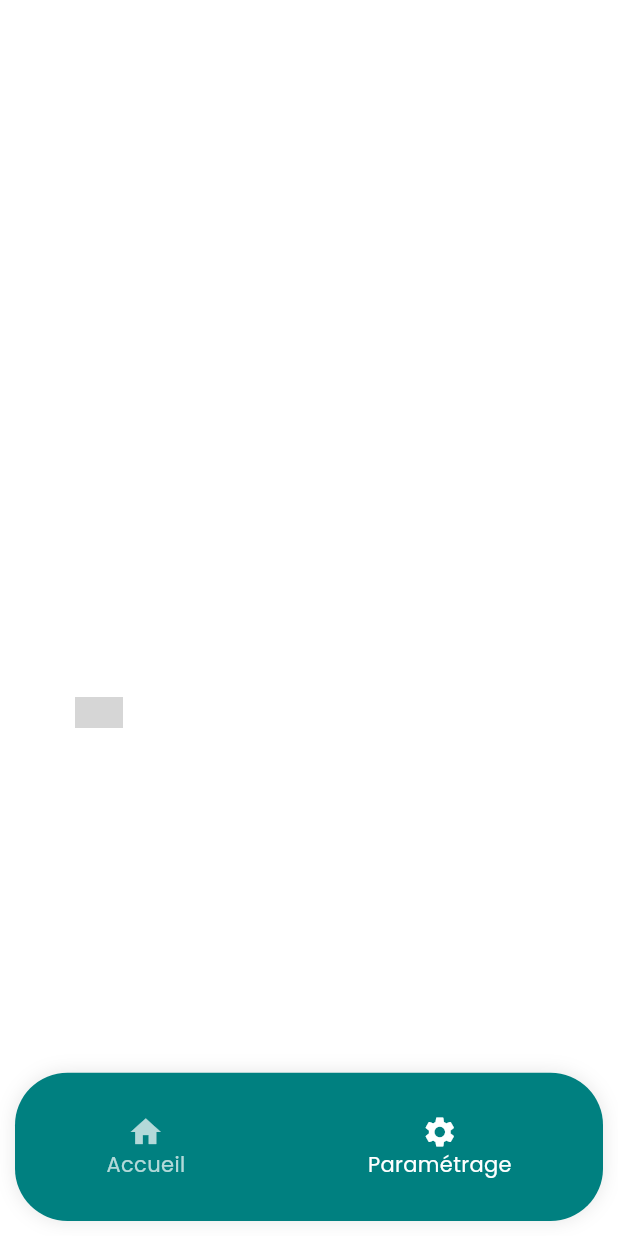
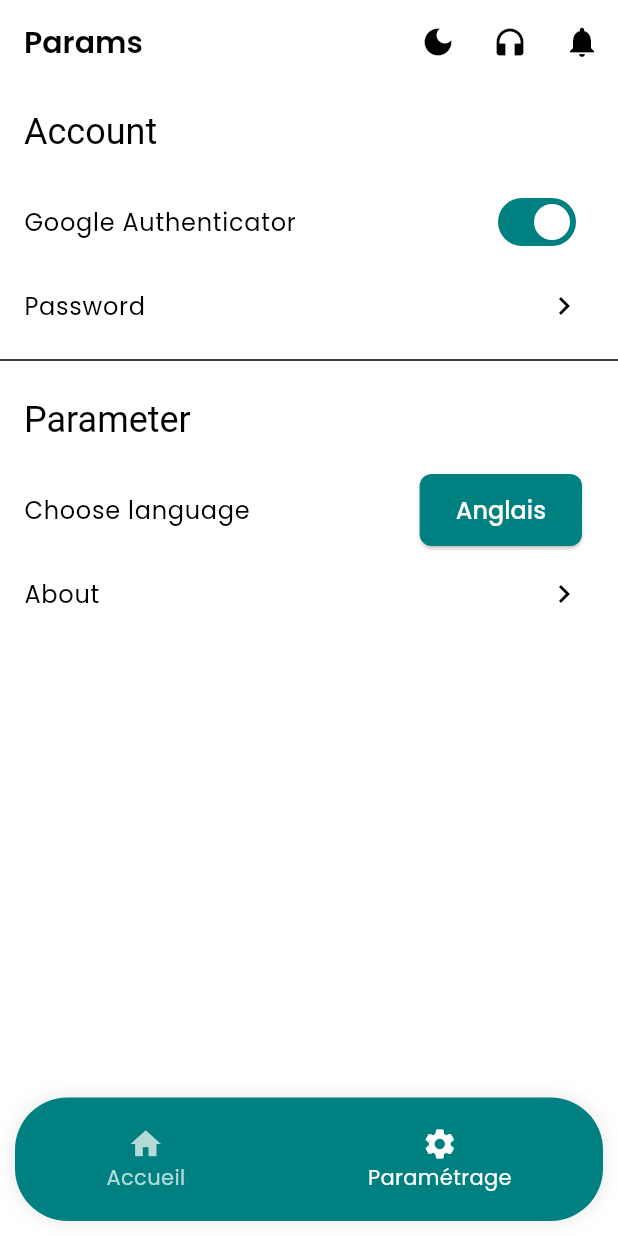
Before and after one commit to Andtit4/transfert, a Flutter app: the MainScreen screen opened directly, after a tap on "Paramétrage", on a phone screen of 412 x 824 dp. Run offline on Flutter 3.47's test engine with Material 3 defaults, Android fonts, the phone set to English and light mode, and no system bars; drawn by our look-alikes of intl_phone_number_input; our stand-ins replace cached_network_image, flutter_bloc, google_fonts, shared_preferences; accounts and stored records are empty; network calls fail; grey boxes are pictures that could not be loaded.

Commit message:
Update shared_preferences dependency and modify main screen layout
- Added `shared_preferences` dependency in `pubspec.yaml` for persistent storage functionality.
- Updated `pubspec.lock` to include multiple versions of `shared_preferences` and its platform-specific implementations.
- Modified `MainScreen` to include `SettingsPage` in the navigation.
- Adjusted the height of the `CustomBottomNavBar` for improved layout.

These changes enhance the app's functionality and user interface.

```diff
--- /dev/null
+++ b/lib/domain/entities/settings.dart
@@ -0,0 +1,9 @@
+class Settings {
+  final bool isGoogleAuthEnabled;
+  final String language;
+
+  Settings({
+    required this.isGoogleAuthEnabled,
+    required this.language,
+  });
+}
--- /dev/null
+++ b/lib/domain/repositories/settings_repository_impl.dart
@@ -0,0 +1,33 @@
+import 'package:shared_preferences/shared_preferences.dart';
+import 'package:transfert/domain/entities/settings.dart';
+import 'package:transfert/domain/repositories/settings_repository.dart';
+
+class SettingsRepositoryImpl implements SettingsRepository {
+  final SharedPreferences _prefs;
+
+  SettingsRepositoryImpl(this._prefs);
+
+  @override
+  Future<Settings> getSettings() async {
+    return Settings(
+      isGoogleAuthEnabled: _prefs.getBool('google_auth_enabled') ?? false,
+      language: _prefs.getString('language') ?? 'fr',
+    );
+  }
+
+  @override
+  Future<void> toggleGoogleAuth(bool enabled) async {
+    await _prefs.setBool('google_auth_enabled', enabled);
+  }
+
+  @override
+  Future<void> changeLanguage(String language) async {
+    await _prefs.setString('language', language);
+  }
+
+  @override
+  Future<void> updateSettings(Settings settings) async {
+    await _prefs.setBool('google_auth_enabled', settings.isGoogleAuthEnabled);
+    await _prefs.setString('language', settings.language);
+  }
+}
--- /dev/null
+++ b/lib/domain/usecases/settings_usecase.dart
@@ -0,0 +1,12 @@
+import 'package:transfert/domain/entities/settings.dart';
+import 'package:transfert/domain/repositories/settings_repository.dart';
+
+class SettingsUseCases {
+  final SettingsRepository repository;
+
+  SettingsUseCases(this.repository);
+
+  Future<Settings> getSettings() => repository.getSettings();
+  Future<void> toggleGoogleAuth(bool enabled) => repository.toggleGoogleAuth(enabled);
+  Future<void> changeLanguage(String language) => repository.changeLanguage(language);
+}
--- /dev/null
+++ b/lib/presentation/pages/bloc/settings_bloc.dart
@@ -0,0 +1,68 @@
+import 'package:flutter_bloc/flutter_bloc.dart';
+import 'package:transfert/domain/entities/settings.dart';
+import 'package:transfert/domain/usecases/settings_usecase.dart';
+
+// Events
+abstract class SettingsEvent {}
+
+class LoadSettingsEvent extends SettingsEvent {}
+class ToggleGoogleAuthEvent extends SettingsEvent {
+  final bool enabled;
+  ToggleGoogleAuthEvent(this.enabled);
+}
+class ChangeLanguageEvent extends SettingsEvent {
+  final String language;
+  ChangeLanguageEvent(this.language);
+}
+
+// States
+abstract class SettingsState {}
+
+class SettingsInitial extends SettingsState {}
+class SettingsLoading extends SettingsState {}
+class SettingsLoaded extends SettingsState {
+  final Settings settings;
+  SettingsLoaded(this.settings);
+}
+class SettingsError extends SettingsState {
+  final String message;
+  SettingsError(this.message);
+}
+
+class SettingsBloc extends Bloc<SettingsEvent, SettingsState> {
+  final SettingsUseCases useCases;
+
+  SettingsBloc(this.useCases) : super(SettingsInitial()) {
+    on<LoadSettingsEvent>(_onLoadSettings);
+    on<ToggleGoogleAuthEvent>(_onToggleGoogleAuth);
+    on<ChangeLanguageEvent>(_onChangeLanguage);
+  }
+
+  Future<void> _onLoadSettings(LoadSettingsEvent event, Emitter<SettingsState> emit) async {
+    emit(SettingsLoading());
+    try {
+      final settings = await useCases.getSettings();
+      emit(SettingsLoaded(settings));
+    } catch (e) {
+      emit(SettingsError(e.toString()));
+    }
+  }
+
+  Future<void> _onToggleGoogleAuth(ToggleGoogleAuthEvent event, Emitter<SettingsState> emit) async {
+    try {
+      await useCases.toggleGoogleAuth(event.enabled);
+      add(LoadSettingsEvent());
+    } catch (e) {
+      emit(SettingsError(e.toString()));
+    }
+  }
+
+  Future<void> _onChangeLanguage(ChangeLanguageEvent event, Emitter<SettingsState> emit) async {
+    try {
+      await useCases.changeLanguage(event.language);
+      add(LoadSettingsEvent());
+    } catch (e) {
+      emit(SettingsError(e.toString()));
+    }
+  }
+}
--- a/lib/presentation/pages/main_screen.dart
+++ b/lib/presentation/pages/main_screen.dart
@@ -2,6 +2,7 @@ import 'package:flutter/material.dart';
 import 'package:flutter_bloc/flutter_bloc.dart';
 import 'package:transfert/presentation/cubit/navigation_cubit.dart';
 import 'package:transfert/presentation/pages/pages/home_page.dart';
+import 'package:transfert/presentation/pages/pages/setting_page.dart';
 import 'package:transfert/presentation/pages/widget/custom_bottom_nav.dart';
 
 class MainScreen extends StatelessWidget {
@@ -16,6 +17,7 @@ class MainScreen extends StatelessWidget {
               index: tab.index,
               children: [
                 HomePage(),
+                SettingsPage(),
                 /* const SettingsPage(),
                 const HistoryPage(),
                 const ProfilePage(), */
--- /dev/null
+++ b/lib/presentation/pages/pages/setting_page.dart
@@ -0,0 +1,184 @@
+import 'package:flutter/material.dart';
+import 'package:flutter_bloc/flutter_bloc.dart';
+import 'package:shared_preferences/shared_preferences.dart';
+import 'package:transfert/domain/repositories/settings_repository.dart';
+import 'package:transfert/domain/repositories/settings_repository_impl.dart';
+import 'package:transfert/domain/usecases/settings_usecase.dart';
+import 'package:transfert/presentation/pages/bloc/settings_bloc.dart';
+
+class SettingsPageWrapper extends StatelessWidget {
+  const SettingsPageWrapper({Key? key}) : super(key: key);
+
+  @override
+  Widget build(BuildContext context) {
+    return BlocProvider(
+      create: (context) => SettingsBloc(
+        // Vous devrez injecter vos usecases ici
+        SettingsUseCases(
+            // Ici, vous devriez injecter une instance concrète de votre repository
+            // Par exemple, si vous avez une classe SettingsRepositoryImpl qui implémente SettingsRepository,
+            // vous devriez l'injecter ici comme ceci :
+            SettingsRepositoryImpl(
+                SharedPreferences.getInstance() as SharedPreferences)),
+      )..add(LoadSettingsEvent()), // Charger les paramètres immédiatement
+      child: const SettingsPage(),
+    );
+  }
+}
+
+class SettingsPage extends StatelessWidget {
+  const SettingsPage({Key? key}) : super(key: key);
+
+  @override
+  Widget build(BuildContext context) {
+    return Scaffold(
+      appBar: AppBar(
+        title: const Text('Params'),
+        automaticallyImplyLeading: false, // Cela enlève le bouton retour
+        actions: [
+          IconButton(
+            icon: const Icon(Icons.dark_mode),
+            onPressed: () {},
+          ),
+          IconButton(
+            icon: const Icon(Icons.headphones),
+            onPressed: () {},
+          ),
+          IconButton(
+            icon: const Icon(Icons.notifications),
+            onPressed: () {},
+          ),
+        ],
+      ),
+      body: Column(
+        crossAxisAlignment: CrossAxisAlignment.start,
+        children: [
+          Padding(
+            padding: const EdgeInsets.all(16.0),
+            child: Text(
+              'Account',
+              style: Theme.of(context).textTheme.headlineSmall,
+            ),
+          ),
+          ListTile(
+            title: const Text('Google Authenticator'),
+            trailing: Switch(
+              // value: state.settings.isGoogleAuthEnabled,
+              value: true,
+              onChanged: (value) {
+                context.read<SettingsBloc>().add(
+                      ToggleGoogleAuthEvent(value),
+                    );
+              },
+            ),
+          ),
+          ListTile(
+            title: const Text('Password'),
+            trailing: const Icon(Icons.chevron_right),
+            onTap: () {
+              // Navigate to password change screen
+            },
+          ),
+          const Divider(),
+          Padding(
+            padding: const EdgeInsets.all(16.0),
+            child: Text(
+              'Parameter',
+              style: Theme.of(context).textTheme.headlineSmall,
+            ),
+          ),
+          ListTile(
+            title: const Text('Choose language'),
+            trailing: ElevatedButton(
+              child: const Text('Anglais'),
+              onPressed: () {
+                context.read<SettingsBloc>().add(
+                      ChangeLanguageEvent('en'),
+                    );
+              },
+            ),
+          ),
+          ListTile(
+            title: const Text('About'),
+            trailing: const Icon(Icons.chevron_right),
+            onTap: () {
+              // Navigate to about screen
+            },
+          ),
+        ],
+      ),
+
+      /*  BlocBuilder<SettingsBloc, SettingsState>(
+        builder: (context, state) {
+          if (state is SettingsLoading) {
+            return const Center(child: CircularProgressIndicator());
+          }
+          if (state is SettingsLoaded) {
+            return SingleChildScrollView(
+              child: Column(
+                crossAxisAlignment: CrossAxisAlignment.start,
+                children: [
+                  Padding(
+                    padding: const EdgeInsets.all(16.0),
+                    child: Text(
+                      'Mon compte',
+                      style: Theme.of(context).textTheme.headlineSmall,
+                    ),
+                  ),
+                  ListTile(
+                    title: const Text('Google Authenticator'),
+                    trailing: Switch(
+                      value: state.settings.isGoogleAuthEnabled,
+                      onChanged: (value) {
+                        context.read<SettingsBloc>().add(
+                              ToggleGoogleAuthEvent(value),
+                            );
+                      },
+                    ),
+                  ),
+                  ListTile(
+                    title: const Text('Mot de passe'),
+                    trailing: const Icon(Icons.chevron_right),
+                    onTap: () {
+                      // Navigate to password change screen
+                    },
+                  ),
+                  const Divider(),
+                  Padding(
+                    padding: const EdgeInsets.all(16.0),
+                    child: Text(
+                      'Paramétrage',
+                      style: Theme.of(context).textTheme.headlineSmall,
+                    ),
+                  ),
+                  ListTile(
+                    title: const Text('Changer de langue pour'),
+                    trailing: ElevatedButton(
+                      child: const Text('Anglais'),
+                      onPressed: () {
+                        context.read<SettingsBloc>().add(
+                              ChangeLanguageEvent('en'),
+                            );
+                      },
+                    ),
+                  ),
+                  ListTile(
+                    title: const Text('A propos de nous'),
+                    trailing: const Icon(Icons.chevron_right),
+                    onTap: () {
+                      // Navigate to about screen
+                    },
+                  ),
+                ],
+              ),
+            );
+          }
+          if (state is SettingsError) {
+            return Center(child: Text(state.message));
+          }
+          return const SizedBox.shrink();
+        },
+      ), */
+    );
+  }
+}
--- a/lib/presentation/pages/widget/custom_bottom_nav.dart
+++ b/lib/presentation/pages/widget/custom_bottom_nav.dart
@@ -15,7 +15,7 @@ class CustomBottomNavBar extends StatelessWidget {
   @override
   Widget build(BuildContext context) {
     return Container(
-      height: MediaQuery.sizeOf(context).height * .12,
+      height: MediaQuery.sizeOf(context).height * .1,
       margin: EdgeInsets.all(10),
       decoration: BoxDecoration(
         color: AppColors.primary,
--- a/pubspec.yaml
+++ b/pubspec.yaml
@@ -38,6 +38,7 @@ dependencies:
   flutter_bloc: ^8.1.6
   cached_network_image: ^3.4.1
   intl_phone_number_input: ^0.7.4
+  shared_preferences: ^2.3.5
 
 dev_dependencies:
   flutter_test:
```
Also changed, not shown: lib/domain/repositories/settings_repository.dart (added, +8 -0 lines), pubspec.lock, 1 other file.
